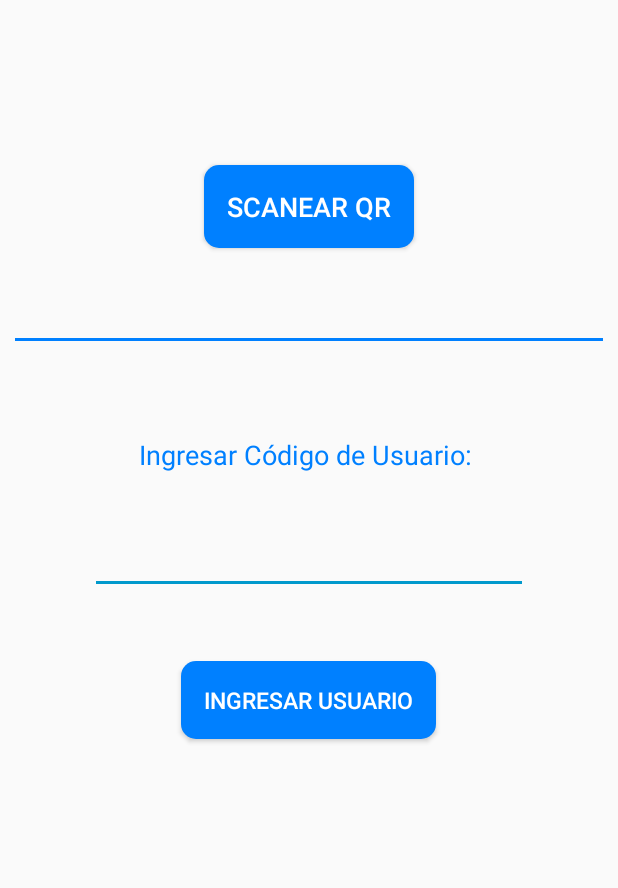
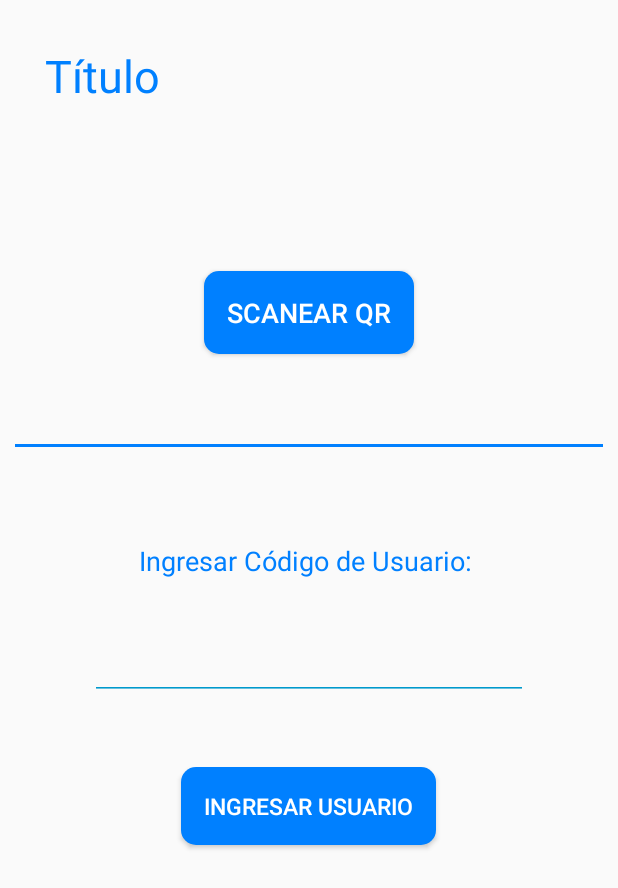
Before and after one commit to sammx343/ARES_mobile, an Android app: the QRActivity screen opened directly, with no data from a screen before it, on a phone screen of 412 x 824 dp. Shown: the top 888 px of the screen. Run offline under Robolectric (Android 15) with nearby library versions, the phone set to English and light mode, and no system bars; libraries missing offline, so code that uses them is left out: com.loopj.android, cz.msebera.android, me.dm7.barcodescanner; 2 statements that could not run were skipped.

Commit message:
some few changes to text

```diff
--- a/app/src/main/java/com/example/uta2/qr/QRActivity.java
+++ b/app/src/main/java/com/example/uta2/qr/QRActivity.java
@@ -13,6 +13,7 @@ import android.support.v7.app.AppCompatActivity;
 import android.util.Log;
 import android.view.View;
 import android.widget.EditText;
+import android.widget.TextView;
 import android.widget.Toast;
 
 import com.google.zxing.Result;
@@ -35,6 +36,7 @@ public class QRActivity extends AppCompatActivity implements ZXingScannerView.Re
     MediaPlayer mp;
     EditText identification;
     String my_result;
+    TextView title;
     boolean qr = false;
     @RequiresApi(api = Build.VERSION_CODES.M)
     @Override
@@ -42,12 +44,15 @@ public class QRActivity extends AppCompatActivity implements ZXingScannerView.Re
         super.onCreate(savedInstanceState);
         setContentView(R.layout.activity_qr);
 
+        title = (TextView) findViewById(R.id.activity_title);
+
         Intent i = getIntent();
         activity = (Activity) i.getSerializableExtra("Activity");
 
         Toast.makeText(getApplicationContext(),activity.getId() + "", Toast.LENGTH_LONG).show();
 
         identification = (EditText) findViewById(R.id.identification);
+        title.setText(activity.getName());
 
         if(ContextCompat.checkSelfPermission(this, android.Manifest.permission.CAMERA) != PackageManager.PERMISSION_GRANTED) {
             if (Build.VERSION.SDK_INT >= Build.VERSION_CODES.M) {
--- a/app/src/main/res/layout/activity_qr.xml
+++ b/app/src/main/res/layout/activity_qr.xml
@@ -3,6 +3,16 @@
     android:layout_width="match_parent"
     android:layout_height="match_parent"
     android:orientation="vertical">
+
+    <TextView
+        android:layout_width="match_parent"
+        android:layout_height="wrap_content"
+        android:id="@+id/activity_title"
+        android:text="Título"
+        android:textColor="@color/blueSky"
+        android:layout_marginTop="30dp"
+        android:layout_marginLeft="30dp"
+        android:textSize="30dp"/>
 
     <LinearLayout
         android:layout_width="match_parent"
@@ -10,7 +20,10 @@
         android:orientation="vertical"
         android:gravity="center_horizontal"
         android:layout_marginTop="55dp"
+        android:focusable="true"
+        android:focusableInTouchMode="true"
         android:padding="10dp">
+
 
         <Button
             android:text="Scanear QR"
```
